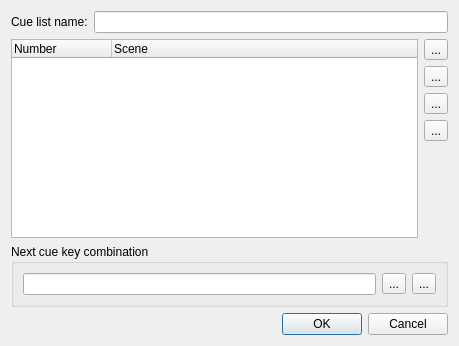
Old version of the form branches/qt4/main/vccuelistproperties.ui in the repository Bondzio/qlc.
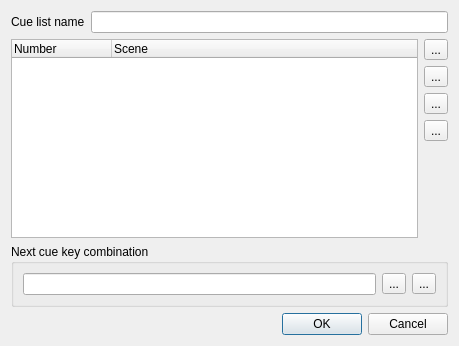
New version of the form.

Diff of the .ui file:
```diff
--- a/branches/qt4/main/vccuelistproperties.ui
+++ b/branches/qt4/main/vccuelistproperties.ui
@@ -18,7 +18,7 @@
      <item>
       <widget class="QLabel" name="m_nameLabel" >
        <property name="text" >
-        <string>Cue list name:</string>
+        <string>Cue list name</string>
        </property>
       </widget>
      </item>
```
Left out of the diff: 36 changed lines with no effect on the pictures.
